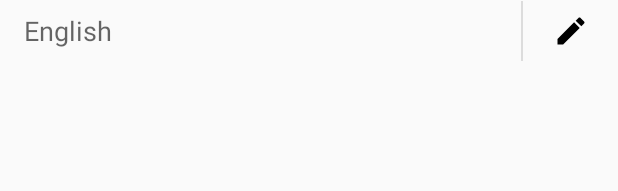
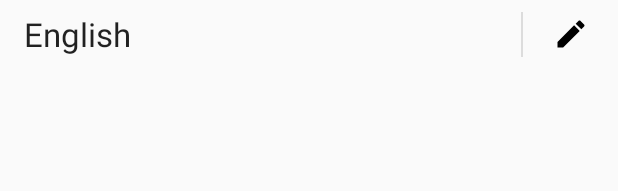
Before and after one commit to atalantus/Wokabel-App, an Android app: the layout list_item_unit.xml on its own in the app's theme, with its tools: preview values and no code run, on a phone screen of 412 x 824 dp. Shown: the top 191 px of the screen. Run offline under Robolectric (Android 15) with nearby library versions, the phone set to English and light mode, and no system bars.

Commit message:
Updated list_item_unit

```diff
--- a/App/app/src/main/res/layout/list_item_unit.xml
+++ b/App/app/src/main/res/layout/list_item_unit.xml
@@ -15,7 +15,7 @@
         android:layout_marginStart="16dp"
         android:layout_marginTop="8dp"
         android:text="@string/English"
-        android:textAppearance="@android:style/TextAppearance.Material.Medium"
+        android:textAppearance="@android:style/TextAppearance.Material.Large"
         app:layout_constraintBottom_toBottomOf="parent"
         app:layout_constraintStart_toStartOf="parent"
         app:layout_constraintTop_toTopOf="parent" />
@@ -23,7 +23,7 @@
     <View
         android:id="@+id/divider2"
         android:layout_width="1dp"
-        android:layout_height="40dp"
+        android:layout_height="30dp"
         android:background="?android:attr/listDivider"
         app:layout_constraintBottom_toBottomOf="parent"
         app:layout_constraintEnd_toStartOf="@+id/subject_editBtn"
```
